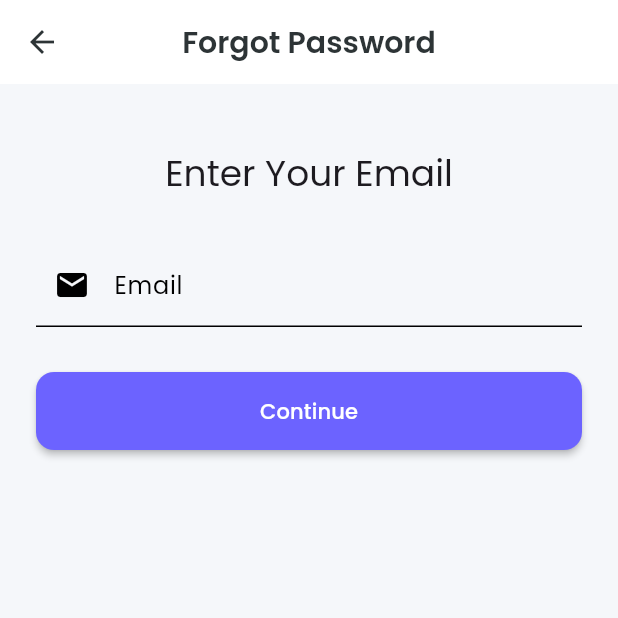
After one commit to vishuforreal/my_study_mate, a Flutter app: the screen it shows after launch, after a tap on "Forgot Password?", on a phone screen of 412 x 824 dp, the top half of it. The commit adds this screen. Run offline on Flutter 3.47's test engine with Material 3 defaults, Android fonts, the phone set to English and light mode, and no system bars; our stand-ins replace google_fonts, image_picker, shared_preferences; accounts and stored records are empty.

Commit message:
Add security questions and forgot password functionality

```diff
--- a/flutter_app/lib/config/constants.dart
+++ b/flutter_app/lib/config/constants.dart
@@ -121,4 +121,14 @@ class AppConstants {
 
   // Pagination
   static const int itemsPerPage = 20;
+
+  // Security Questions
+  static const List<String> securityQuestions = [
+    'What is your pet\'s name?',
+    'What is your mother\'s maiden name?',
+    'What was the name of your first school?',
+    'What is your favorite movie?',
+    'What city were you born in?',
+    'What is your favorite food?',
+  ];
 }
--- a/flutter_app/lib/providers/auth_provider.dart
+++ b/flutter_app/lib/providers/auth_provider.dart
@@ -48,6 +48,8 @@ class AuthProvider with ChangeNotifier {
     String? phone,
     required String category,
     String? subcategory,
+    required String securityQuestion,
+    required String securityAnswer,
   }) async {
     _isLoading = true;
     _error = null;
@@ -61,6 +63,8 @@ class AuthProvider with ChangeNotifier {
         phone: phone,
         category: category,
         subcategory: subcategory,
+        securityQuestion: securityQuestion,
+        securityAnswer: securityAnswer,
       );
 
       if (response['success']) {
--- /dev/null
+++ b/flutter_app/lib/screens/auth/forgot_password_screen.dart
@@ -0,0 +1,172 @@
+import 'package:flutter/material.dart';
+import '../../services/auth_service.dart';
+import '../../config/constants.dart';
+
+class ForgotPasswordScreen extends StatefulWidget {
+  const ForgotPasswordScreen({super.key});
+
+  @override
+  State<ForgotPasswordScreen> createState() => _ForgotPasswordScreenState();
+}
+
+class _ForgotPasswordScreenState extends State<ForgotPasswordScreen> {
+  final _emailController = TextEditingController();
+  final _answerController = TextEditingController();
+  final _passwordController = TextEditingController();
+  final _confirmPasswordController = TextEditingController();
+  final AuthService _authService = AuthService();
+
+  String? _securityQuestion;
+  bool _isLoading = false;
+  int _step = 1; // 1: Email, 2: Security Question, 3: New Password
+
+  @override
+  void dispose() {
+    _emailController.dispose();
+    _answerController.dispose();
+    _passwordController.dispose();
+    _confirmPasswordController.dispose();
+    super.dispose();
+  }
+
+  Future<void> _getSecurityQuestion() async {
+    if (_emailController.text.isEmpty) {
+      ScaffoldMessenger.of(context).showSnackBar(
+        const SnackBar(content: Text('Please enter your email')),
+      );
+      return;
+    }
+
+    setState(() => _isLoading = true);
+    try {
+      final response = await _authService.getSecurityQuestion(_emailController.text);
+      setState(() {
+        _securityQuestion = response['securityQuestion'];
+        _step = 2;
+        _isLoading = false;
+      });
+    } catch (e) {
+      setState(() => _isLoading = false);
+      ScaffoldMessenger.of(context).showSnackBar(
+        SnackBar(content: Text('Error: $e')),
+      );
+    }
+  }
+
+  Future<void> _resetPassword() async {
+    if (_passwordController.text != _confirmPasswordController.text) {
+      ScaffoldMessenger.of(context).showSnackBar(
+        const SnackBar(content: Text('Passwords do not match')),
+      );
+      return;
+    }
+
+    setState(() => _isLoading = true);
+    try {
+      await _authService.resetPassword(
+        _emailController.text,
+        _answerController.text,
+        _passwordController.text,
+      );
+
+      setState(() => _isLoading = false);
+      ScaffoldMessenger.of(context).showSnackBar(
+        const SnackBar(content: Text('Password changed successfully')),
+      );
+      Navigator.pushReplacementNamed(context, '/login');
+    } catch (e) {
+      setState(() => _isLoading = false);
+      ScaffoldMessenger.of(context).showSnackBar(
+        SnackBar(content: Text('Error: $e')),
+      );
+    }
+  }
+
+  @override
+  Widget build(BuildContext context) {
+    return Scaffold(
+      appBar: AppBar(title: const Text('Forgot Password')),
+      body: SingleChildScrollView(
+        padding: const EdgeInsets.all(24),
+        child: Column(
+          crossAxisAlignment: CrossAxisAlignment.stretch,
+          children: [
+            const SizedBox(height: 20),
+            Text(
+              _step == 1 ? 'Enter Your Email' :
+              _step == 2 ? 'Security Question' : 'Reset Password',
+              style: Theme.of(context).textTheme.headlineSmall,
+              textAlign: TextAlign.center,
+            ),
+            const SizedBox(height: 30),
+
+            if (_step == 1) ...[
+              TextField(
+                controller: _emailController,
+                keyboardType: TextInputType.emailAddress,
+                decoration: const InputDecoration(
+                  labelText: 'Email',
+                  prefixIcon: Icon(Icons.email),
+                ),
+              ),
+              const SizedBox(height: 30),
+              ElevatedButton(
+                onPressed: _isLoading ? null : _getSecurityQuestion,
+                child: _isLoading
+                    ? const CircularProgressIndicator()
+                    : const Text('Continue'),
+              ),
+            ],
+
+            if (_step == 2) ...[
+              Container(
+                padding: const EdgeInsets.all(16),
+                decoration: BoxDecoration(
+                  color: Colors.blue.withOpacity(0.1),
+                  borderRadius: BorderRadius.circular(8),
+                ),
+                child: Text(
+                  _securityQuestion ?? '',
+                  style: Theme.of(context).textTheme.titleMedium,
+                ),
+              ),
+              const SizedBox(height: 20),
+              TextField(
+                controller: _answerController,
+                decoration: const InputDecoration(
+                  labelText: 'Your Answer',
+                  prefixIcon: Icon(Icons.key),
+                ),
+              ),
+              const SizedBox(height: 20),
+              TextField(
+                controller: _passwordController,
+                obscureText: true,
+                decoration: const InputDecoration(
+                  labelText: 'New Password',
+                  prefixIcon: Icon(Icons.lock),
+                ),
+              ),
+              const SizedBox(height: 16),
+              TextField(
+                controller: _confirmPasswordController,
+                obscureText: true,
+                decoration: const InputDecoration(
+                  labelText: 'Confirm Password',
+                  prefixIcon: Icon(Icons.lock_outline),
+                ),
+              ),
+              const SizedBox(height: 30),
+              ElevatedButton(
+                onPressed: _isLoading ? null : _resetPassword,
+                child: _isLoading
+                    ? const CircularProgressIndicator()
+                    : const Text('Reset Password'),
+              ),
+            ],
+          ],
+        ),
+      ),
+    );
+  }
+}
--- a/flutter_app/lib/screens/auth/login_screen.dart
+++ b/flutter_app/lib/screens/auth/login_screen.dart
@@ -2,6 +2,7 @@ import 'package:flutter/material.dart';
 import 'package:provider/provider.dart';
 import '../../providers/auth_provider.dart';
 import '../../config/constants.dart';
+import 'forgot_password_screen.dart';
 
 class LoginScreen extends StatefulWidget {
   const LoginScreen({super.key});
@@ -166,6 +167,17 @@ class _LoginScreenState extends State<LoginScreen> {
                   },
                 ),
                 const SizedBox(height: 20),
+                // Forgot Password Link
+                TextButton(
+                  onPressed: () {
+                    Navigator.push(
+                      context,
+                      MaterialPageRoute(builder: (context) => const ForgotPasswordScreen()),
+                    );
+                  },
+                  child: const Text('Forgot Password?'),
+                ),
+                const SizedBox(height: 10),
                 // Register Link
                 Row(
                   mainAxisAlignment: MainAxisAlignment.center,
```
Also changed, not shown: flutter_app/lib/screens/auth/register_screen.dart (+40 -0 lines), flutter_app/lib/services/auth_service.dart (+35 -0 lines), 2 other files.
